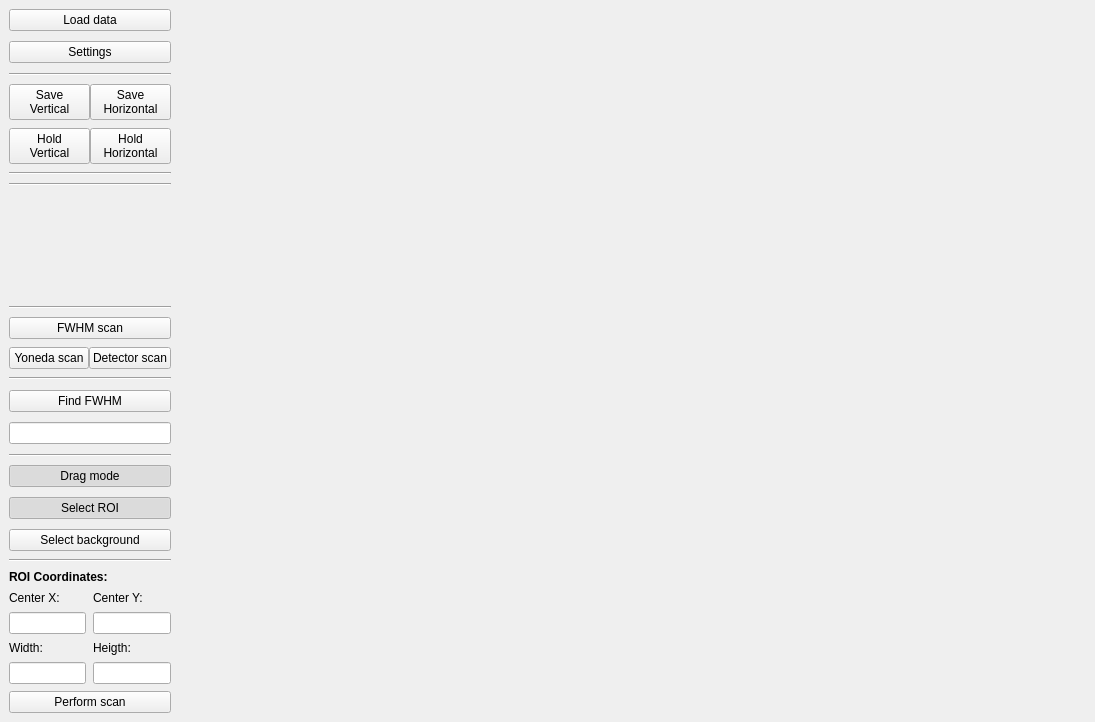
Old version of the form form.ui in the repository sstendahl/GIScan.
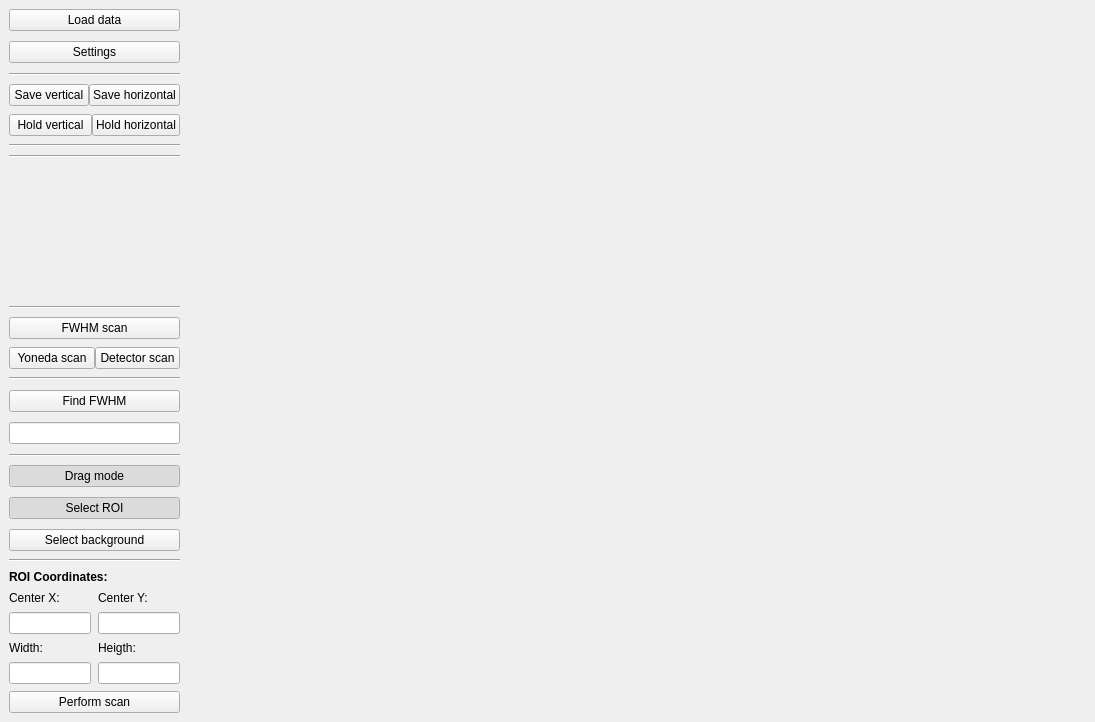
New version of the form.

Diff of the .ui file:
```diff
--- a/form.ui
+++ b/form.ui
@@ -361,8 +361,7 @@
            </sizepolicy>
           </property>
           <property name="text">
-           <string>Hold
-Vertical</string>
+           <string>Hold vertical</string>
           </property>
           <property name="checkable">
            <bool>true</bool>
@@ -378,8 +377,7 @@
            </sizepolicy>
           </property>
           <property name="text">
-           <string>Hold
-Horizontal</string>
+           <string>Hold horizontal</string>
           </property>
           <property name="checkable">
            <bool>true</bool>
@@ -489,8 +487,7 @@
            </sizepolicy>
           </property>
           <property name="text">
-           <string>Save
-Vertical</string>
+           <string>Save vertical</string>
           </property>
          </widget>
         </item>
@@ -503,8 +500,7 @@
            </sizepolicy>
           </property>
           <property name="text">
-           <string>Save
-Horizontal</string>
+           <string>Save horizontal</string>
           </property>
          </widget>
         </item>
```
